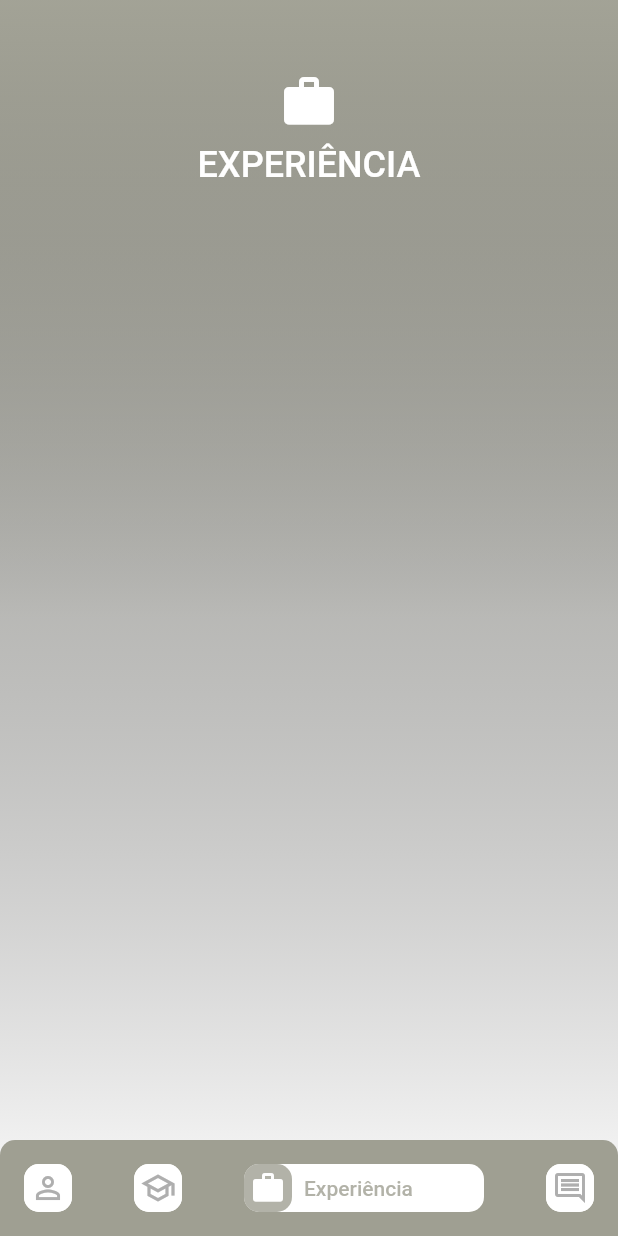
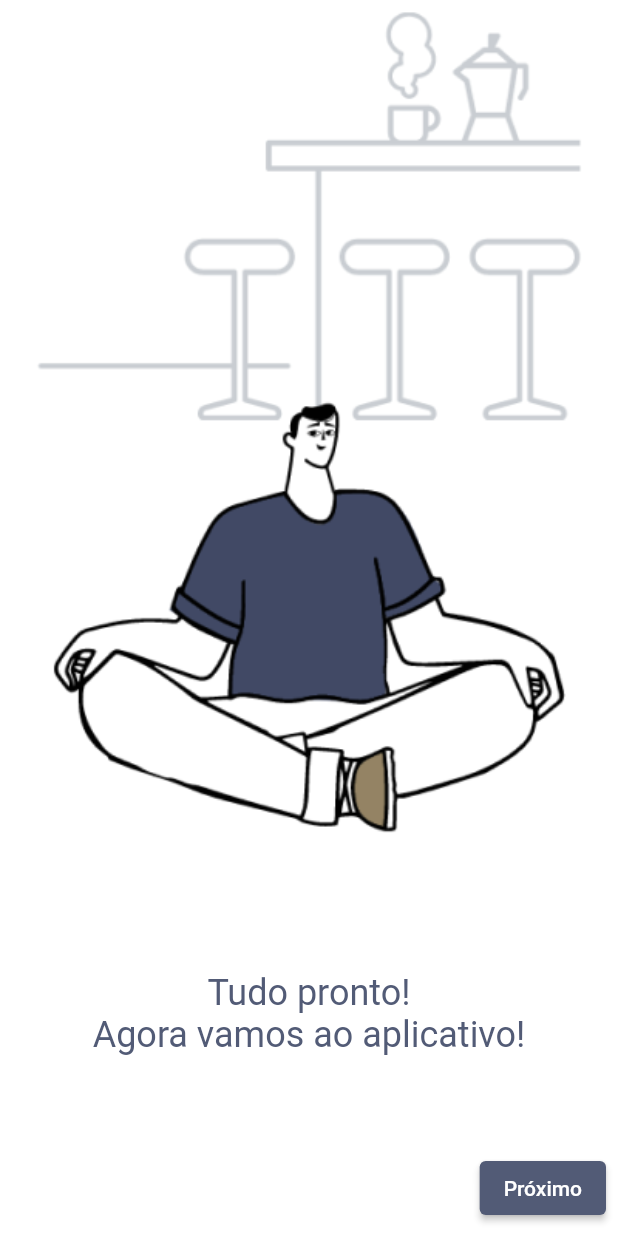
Before and after one commit to xandefreitas/Flutter_Profile, a Flutter app: the screen it shows after launch, swiped to page 3, on a phone screen of 412 x 824 dp. Run offline on Flutter 3.47's test engine with Material 2 defaults, Android fonts, the phone set to English and light mode, and no system bars; our stand-ins replace unicons.

Commit message:
Onboarding feature, Text Styles adjustments and Custom SnackBar

```diff
--- a/lib/common/widgets/custom_screen.dart
+++ b/lib/common/widgets/custom_screen.dart
@@ -60,7 +60,10 @@ class CustomScreen extends StatelessWidget {
               const SizedBox(height: 8),
               Text(
                 title.toUpperCase(),
-                style: AppTextStyles.textMediumWhite24,
+                style: AppTextStyles.textSize24.copyWith(
+                  color: AppColors.white,
+                  fontWeight: FontWeight.w500,
+                ),
               ),
             ],
           ),
--- a/lib/core/app_text_styles.dart
+++ b/lib/core/app_text_styles.dart
@@ -3,30 +3,28 @@ import 'package:flutter/material.dart';
 import 'app_colors.dart';
 
 abstract class AppTextStyles {
+  static const textMedium = TextStyle(
+    fontWeight: FontWeight.w500,
+  );
   static const textSemiBold = TextStyle(
     fontWeight: FontWeight.w600,
   );
-  static const textMedium = TextStyle(
-    fontWeight: FontWeight.w500,
+  static const textBold = TextStyle(
+    fontWeight: FontWeight.bold,
   );
   static const textWhite = TextStyle(
     color: AppColors.white,
   );
-  static const textMediumWhite24 = TextStyle(
-    fontSize: 24,
-    fontWeight: FontWeight.w500,
-    color: AppColors.white,
+  static const textProfilePrimary = TextStyle(
+    color: AppColors.profilePrimary,
   );
-  static const textMediumWhite16 = TextStyle(
-    fontSize: 16,
-    fontWeight: FontWeight.w500,
-    color: AppColors.white,
+  static const textSize12 = TextStyle(
+    fontSize: 12,
   );
-  static const textNormal12 = TextStyle(
-    fontSize: 12,
-    fontWeight: FontWeight.normal,
-  );
-  static const textRegular16 = TextStyle(
+  static const textSize16 = TextStyle(
     fontSize: 16,
   );
+  static const textSize24 = TextStyle(
+    fontSize: 24,
+  );
 }
--- a/lib/main.dart
+++ b/lib/main.dart
@@ -1,5 +1,6 @@
 import 'package:flutter/material.dart';
-import 'package:flutter_profile/screens/NavigationManagementScreen/navigation_management_screen.dart';
+
+import 'screens/OnboardingScreen/onboarding_screen.dart';
 
 void main() {
   runApp(const FlutterProfile());
@@ -15,7 +16,7 @@ class FlutterProfile extends StatelessWidget {
       theme: ThemeData(
         primarySwatch: Colors.blue,
       ),
-      home: const NavigationManagementScreen(),
+      home: const OnboardingScreen(),
     );
   }
 }
--- a/lib/screens/CertificatesScreen/components/certificate_expandable_card.dart
+++ b/lib/screens/CertificatesScreen/components/certificate_expandable_card.dart
@@ -65,7 +65,10 @@ class _CertificateExpandableCardState extends State<CertificateExpandableCard> {
                   children: [
                     Text(
                       'Curso: ${widget.certificate.course}',
-                      style: AppTextStyles.textMediumWhite16,
+                      style: AppTextStyles.textSize16.copyWith(
+                        color: AppColors.white,
+                        fontWeight: FontWeight.w500,
+                      ),
                     ),
                     Text(
                       'instituição: ${widget.certificate.institution}',
--- a/lib/screens/DepositionsScreen/components/deposition_card.dart
+++ b/lib/screens/DepositionsScreen/components/deposition_card.dart
@@ -37,21 +37,21 @@ class DepositionCard extends StatelessWidget {
                     children: [
                       Text(
                         deposition.name,
-                        style: AppTextStyles.textNormal12.copyWith(
+                        style: AppTextStyles.textSize12.copyWith(
                           fontWeight: FontWeight.bold,
                           color: AppColors.depositionsPrimary,
                         ),
                       ),
                       Text(
                         deposition.relationship,
-                        style: AppTextStyles.textNormal12.copyWith(
+                        style: AppTextStyles.textSize12.copyWith(
                           color: AppColors.depositionsPrimary.withOpacity(0.8),
                         ),
                       ),
                       const SizedBox(height: 8),
                       Text(
                         deposition.deposition,
-                        style: AppTextStyles.textNormal12.copyWith(
+                        style: AppTextStyles.textSize12.copyWith(
                           color: AppColors.black,
                         ),
                         textAlign: isRightSide ? TextAlign.right : TextAlign.left,
--- /dev/null
+++ b/lib/screens/OnboardingScreen/components/onboarding_body.dart
@@ -0,0 +1,47 @@
+import 'package:flutter/material.dart';
+
+import '../../../core/core.dart';
+
+class OnboardingBody extends StatelessWidget {
+  final String assetName;
+  final Widget pageWidget;
+  final Function()? onPressed;
+  final bool nextButtonIsVisible;
+  const OnboardingBody({
+    Key? key,
+    required this.assetName,
+    required this.pageWidget,
+    required this.onPressed,
+    required this.nextButtonIsVisible,
+  }) : super(key: key);
+
+  @override
+  Widget build(BuildContext context) {
+    return Stack(
+      children: [
+        SizedBox(
+          height: MediaQuery.of(context).size.height,
+          width: MediaQuery.of(context).size.width,
+          child: Image.asset(
+            assetName,
+            fit: BoxFit.contain,
+          ),
+        ),
+        pageWidget,
+        nextButtonIsVisible
+            ? Align(
+                alignment: Alignment.bottomRight,
+                child: Padding(
+                  padding: const EdgeInsets.all(8.0),
+                  child: ElevatedButton(
+                    child: const Text('Próximo'),
+                    style: ElevatedButton.styleFrom(primary: AppColors.profilePrimary),
+                    onPressed: onPressed,
+                  ),
+                ),
+              )
+            : const SizedBox(),
+      ],
+    );
+  }
+}
--- /dev/null
+++ b/lib/screens/OnboardingScreen/onboarding_screen.dart
@@ -0,0 +1,171 @@
+import 'package:flutter/material.dart';
+import 'package:flutter_profile/core/core.dart';
+
+import '../NavigationManagementScreen/navigation_management_screen.dart';
+import 'components/custom_snackbar.dart';
+import 'components/onboarding_body.dart';
+
+class OnboardingScreen extends StatefulWidget {
+  const OnboardingScreen({Key? key}) : super(key: key);
+
+  @override
+  State<OnboardingScreen> createState() => _OnboardingScreenState();
+}
+
+class _OnboardingScreenState extends State<OnboardingScreen> {
+  final _controller = PageController(initialPage: 0);
+
+  final _formKey = GlobalKey<FormState>();
+
+  bool snackBarIsClosed = true;
+
+  @override
+  Widget build(BuildContext context) {
+    return Scaffold(
+      resizeToAvoidBottomInset: false,
+      backgroundColor: AppColors.white,
+      body: PageView(
+        // physics: NeverScrollableScrollPhysics(),
+        controller: _controller,
+        children: [
+          OnboardingBody(
+            assetName: 'assets/images/onboarding_01.png',
+            pageWidget: Align(
+              alignment: Alignment.center,
+              child: Padding(
+                padding: const EdgeInsets.only(top: 40.0),
+                child: SizedBox(
+                  width: 280,
+                  child: Text(
+                    'Bem vindo(a) ao meu aplicativo, aqui você vai encontrar um pouco da minha experiência trabalhando com flutter!',
+                    style: AppTextStyles.textSize24.copyWith(
+                      color: AppColors.profilePrimary,
+                    ),
+                    textAlign: TextAlign.center,
+                  ),
+                ),
+              ),
+            ),
+            nextButtonIsVisible: snackBarIsClosed,
+            onPressed: () {
+              _controller.nextPage(duration: const Duration(milliseconds: 300), curve: Curves.ease);
+            },
+          ),
+          OnboardingBody(
+            assetName: 'assets/images/onboarding_02.png',
+            pageWidget: Align(
+              alignment: Alignment.topCenter,
+              child: Padding(
+                padding: const EdgeInsets.only(
+                  top: 80.0,
+                  left: 32,
+                  right: 32,
+                ),
+                child: Form(
+                  key: _formKey,
+                  child: Column(
+                    children: [
+                      Text(
+                        'Antes de continuarmos, informe seu Nome e E-mail',
+                        style: AppTextStyles.textSize24.copyWith(
+                          color: AppColors.profilePrimary,
+                        ),
+                        textAlign: TextAlign.center,
+                      ),
+                      const SizedBox(height: 8),
+                      TextFormField(
+                        decoration: InputDecoration(
+                          hintText: 'Nome',
+                          hintStyle: const TextStyle(color: AppColors.profilePrimary),
+                          isDense: true,
+                          filled: true,
+                          fillColor: AppColors.white,
+                          border: OutlineInputBorder(
+                            borderRadius: BorderRadius.circular(10),
+                          ),
+                        ),
+                        keyboardType: TextInputType.name,
+                        validator: (name) {
+                          return name!.trim().isEmpty ? 'Campo Obrigatório' : null;
+                        },
+                      ),
+                      const SizedBox(height: 8),
+                      TextFormField(
+                        decoration: InputDecoration(
+                          hintText: 'E-mail',
+                          isDense: true,
+                          filled: true,
+                          fillColor: AppColors.white,
+                          border: OutlineInputBorder(
+                            borderRadius: BorderRadius.circular(10),
+                          ),
+                        ),
+                        keyboardType: TextInputType.emailAddress,
+                        validator: (email) {
+                          return email!.trim().isEmpty ? 'Campo Obrigatório' : null;
+                        },
+                      ),
+                    ],
+                  ),
+                ),
+              ),
+            ),
+            nextButtonIsVisible: snackBarIsClosed,
+            onPressed: () {
+              if (_formKey.currentState!.validate()) {
+                _controller.nextPage(duration: const Duration(milliseconds: 300), curve: Curves.ease);
+              }
+            },
+          ),
+          OnboardingBody(
+            assetName: 'assets/images/onboarding_03.png',
+            pageWidget: Align(
+              alignment: Alignment.bottomCenter,
+              child: Padding(
+                padding: const EdgeInsets.only(bottom: 120.0),
+                child: Text(
+                  'Tudo pronto!\nAgora vamos ao aplicativo!',
+                  style: AppTextStyles.textSize24.copyWith(
+                    color: AppColors.profilePrimary,
+                  ),
+                  textAlign: TextAlign.center,
+                ),
+              ),
+            ),
+            nextButtonIsVisible: snackBarIsClosed,
+            onPressed: () {
+              Navigator.pushReplacement(
+                context,
+                MaterialPageRoute(
+                  builder: (context) => const NavigationManagementScreen(),
+                ),
+              );
+            },
+          ),
+        ],
+      ),
+    );
+  }
+
+  showCustomSnackBar(BuildContext context, String title, String subtitle, IconData icon, Color? snackBarColor) {
+    ScaffoldMessenger.of(context)
+        .showSnackBar(
+          SnackBar(
+            behavior: SnackBarBehavior.floating,
+            backgroundColor: Colors.transparent,
+            elevation: 0,
+            content: CustomSnackBar(
+              title: title,
+              subtitle: subtitle,
+              icon: icon,
+              snackBarColor: snackBarColor,
+            ),
+            duration: const Duration(seconds: 10),
+          ),
+        )
+        .closed
+        .then((value) => setState(
+              () => snackBarIsClosed = !snackBarIsClosed,
+            ));
+  }
+}
--- a/lib/screens/ProfileScreen/components/drawer_title.dart
+++ b/lib/screens/ProfileScreen/components/drawer_title.dart
@@ -28,7 +28,10 @@ class DrawerTitle extends StatelessWidget {
         alignment: Alignment.centerLeft,
         child: Text(
           title,
-          style: AppTextStyles.textMediumWhite24,
+          style: AppTextStyles.textSize24.copyWith(
+            color: AppColors.white,
+            fontWeight: FontWeight.w500,
+          ),
         ),
       ),
     );
--- a/lib/screens/ProfileScreen/components/skills_custom_chip.dart
+++ b/lib/screens/ProfileScreen/components/skills_custom_chip.dart
@@ -35,12 +35,12 @@ class _SkillsCustomChipState extends State<SkillsCustomChip> {
           children: [
             Text(
               widget.skill.title,
-              style: AppTextStyles.textNormal12.copyWith(fontSize: 14, color: chipTextColor),
+              style: AppTextStyles.textSize12.copyWith(fontSize: 14, color: chipTextColor),
             ),
             const SizedBox(width: 16),
             Text(
               widget.skill.likesQuantity,
-              style: AppTextStyles.textNormal12.copyWith(fontSize: 14, color: chipTextColor),
+              style: AppTextStyles.textSize12.copyWith(fontSize: 14, color: chipTextColor),
             ),
             const SizedBox(width: 4),
             Icon(
```
Also changed, not shown: lib/screens/DepositionsScreen/components/new_deposition_button.dart (+11 -5 lines), lib/screens/OnboardingScreen/components/custom_snackbar.dart (added, +59 -0 lines), lib/screens/ProfileScreen/components/custom_drawer.dart (+10 -4 lines), lib/screens/ProfileScreen/profile_screen.dart (+11 -7 lines), assets/images/onboarding_01.png (added), assets/images/onboarding_02.png (added), assets/images/onboarding_03.png (added).
